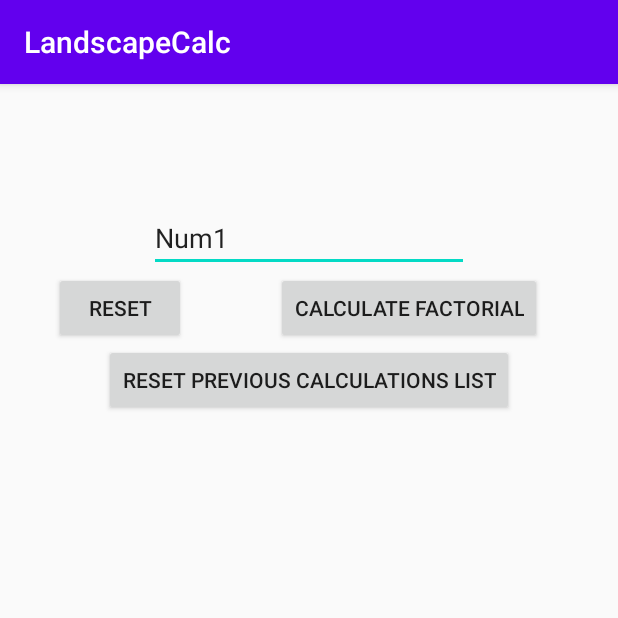
After one commit to matiascshaha/LandscapeCalc, an Android app: the Factorial_Activity screen opened directly, with no data from a screen before it, on a phone screen of 412 x 824 dp, the top half of it. The commit adds this screen. Run offline under Robolectric (Android 15) with nearby library versions, the phone set to English and light mode, and no system bars; Roboto replaces fonts that are not available here.

Commit message:
Adding three functions, needs previous calculation implementation and back to main activity implementation

```diff
--- a/app/src/main/AndroidManifest.xml
+++ b/app/src/main/AndroidManifest.xml
@@ -8,12 +8,15 @@
         android:roundIcon="@mipmap/ic_launcher_round"
         android:supportsRtl="true"
         android:theme="@style/AppTheme">
+        <activity android:name=".Dec_To_Hex_Activity"></activity>
+        <activity android:name=".Dec_to_Binary_Activity" />
+        <activity android:name=".Factorial_Activity" />
         <activity
             android:name=".Dictionary_Activity"
             android:parentActivityName=".MainActivity" />
         <activity
             android:name=".Modulus_Activity"
-            android:parentActivityName=".MainActivity"/>
+            android:parentActivityName=".MainActivity" />
         <activity
             android:name=".Decimal_Frac_Activity"
             android:parentActivityName=".MainActivity" />
--- /dev/null
+++ b/app/src/main/java/com/example/landscapecalc/Factorial_Activity.java
@@ -0,0 +1,139 @@
+package com.example.landscapecalc;
+
+import androidx.appcompat.app.AppCompatActivity;
+
+import android.content.SharedPreferences;
+import android.os.Bundle;
+import android.view.View;
+import android.widget.ArrayAdapter;
+import android.widget.Button;
+import android.widget.EditText;
+import android.widget.ListView;
+import android.widget.Toast;
+
+import java.util.ArrayList;
+
+public class Factorial_Activity extends AppCompatActivity {
+
+    Button resetButton;
+    Button factorialButton;
+    EditText enterNum;
+    Button Reset_PreviousCalculationsFactorial_Button;
+    ListView Factorial_ListView;
+
+    public static final String PREFS_NAME= "com.example.landscapecalc";
+
+    ArrayList<String> Factorial_PreviousCalculations;
+
+    SharedPreferences settings;
+    SharedPreferences.Editor editor;
+
+    @Override
+    protected void onCreate(Bundle savedInstanceState) {
+        super.onCreate(savedInstanceState);
+        setContentView(R.layout.activity_factorial_);
+
+        //getSupportActionBar().setDisplayHomeAsUpEnabled(true);
+
+        //settings = getSharedPreferences(PREFS_NAME,0);
+        //editor = settings.edit();
+
+        resetButton = findViewById(R.id.Factorial_Reset_Button);
+        factorialButton = findViewById(R.id.Calculate_Factorial_Button);
+        enterNum = findViewById(R.id.Factorial_Activity_EditText);
+        Factorial_ListView = findViewById(R.id.Factorial_previousCalculations);
+        Reset_PreviousCalculationsFactorial_Button = findViewById(R.id.reset_FactorialCalculations_Button);
+
+        /*if(settings.getInt("FactorialCountarray_size",-1) == -1)
+        {
+            Factorial_PreviousCalculations = new ArrayList<>();
+        }
+        else
+        {
+            Factorial_PreviousCalculations = new ArrayList<>(read_Factorial_SharedPreferences());
+            ArrayAdapter<String> myAdapter = new ArrayAdapter<String>(getApplicationContext(),android.R.layout.simple_list_item_1,Factorial_PreviousCalculations);
+            Factorial_ListView.setAdapter(myAdapter);
+        }*/
+
+        resetButton.setOnClickListener(new View.OnClickListener() { //resets prime counter
+            @Override
+            public void onClick(View v) {
+                enterNum.setText("");
+            }
+        });
+        factorialButton.setOnClickListener(new View.OnClickListener() {
+            @Override
+            public void onClick(View v) {
+
+                Integer numEntered = Integer.parseInt(enterNum.getText().toString()); //convert text
+                //to string
+
+                if(numEntered <= 1){
+                    Toast.makeText(getApplicationContext(), "Enter a number larger than 1",
+                            Toast.LENGTH_LONG).show();
+                }
+                if(numEntered > 1) {
+                    int i,ans=1;
+                    for(i=1;i<=numEntered;i++){
+                        ans=ans*i;
+                    }
+                    Toast.makeText(getApplicationContext(), Integer.toString(ans),
+                            Toast.LENGTH_LONG).show();
+
+                    /*Factorial_PreviousCalculations.add(Integer.toString(ans));
+                    update_Factorial_SharedPreference();
+
+                    ArrayAdapter<String> myAdapter = new ArrayAdapter<String>(getApplicationContext(),android.R.layout.simple_list_item_1, read_Factorial_SharedPreferences());
+                    Factorial_ListView.setAdapter(myAdapter);*/
+
+                }
+            }
+
+
+        });
+
+        /*Reset_PreviousCalculationsFactorial_Button.setOnClickListener(new View.OnClickListener() {
+            @Override
+            public void onClick(View v) {
+                int arrSize = settings.getInt("Factorialarray_size", -1);
+                if(arrSize != -1)
+                {
+                    editor.remove("Factorialarray_size");
+                    for(int i = 0;i < Factorial_PreviousCalculations.size(); i++)
+                        editor.remove("Factorialarray_" + i);
+                    editor.commit();
+                    Factorial_ListView.setAdapter(null);
+                    Factorial_PreviousCalculations = new ArrayList<>();
+                }
+
+
+            }
+        });*/
+    }
+
+    /*protected void update_Factorial_SharedPreference()
+    {
+        editor.putInt("Factorialarray_size", Factorial_PreviousCalculations.size());
+        for(int i = 0;i < Factorial_PreviousCalculations.size(); i++)
+            editor.putString("GCDarray_" + i, Factorial_PreviousCalculations.get(i));
+        editor.commit();
+    }
+
+    protected ArrayList<String> read_Factorial_SharedPreferences()
+    {
+        int arrSize = settings.getInt("Factorialarray_size", -1);
+        if(arrSize == -1)
+            return null;        //returns null if the GCD calculations page is empty
+        else
+        {
+            ArrayList<String> myArray = new ArrayList<>();
+            for(int i = 0;i < arrSize; i++)
+            {
+                myArray.add(settings.getString("Factorialarray_" + i, null));
+            }
+
+            return myArray;
+        }
+    }*/
+
+}
--- /dev/null
+++ b/app/src/main/res/layout/activity_factorial_.xml
@@ -0,0 +1,63 @@
+<?xml version="1.0" encoding="utf-8"?>
+<androidx.constraintlayout.widget.ConstraintLayout xmlns:android="http://schemas.android.com/apk/res/android"
+    xmlns:app="http://schemas.android.com/apk/res-auto"
+    xmlns:tools="http://schemas.android.com/tools"
+    android:layout_width="match_parent"
+    android:layout_height="match_parent"
+    tools:context=".Factorial_Activity">
+
+    <EditText
+        android:id="@+id/Factorial_Activity_EditText"
+        android:layout_width="wrap_content"
+        android:layout_height="wrap_content"
+        android:layout_marginTop="80dp"
+        android:ems="10"
+        android:inputType="textPersonName"
+        android:text="Num1"
+        app:layout_constraintEnd_toEndOf="parent"
+        app:layout_constraintStart_toStartOf="parent"
+        app:layout_constraintTop_toTopOf="parent" />
+
+    <LinearLayout
+        android:id="@+id/linearLayout2"
+        android:layout_width="wrap_content"
+        android:layout_height="wrap_content"
+        android:orientation="horizontal"
+        app:layout_constraintEnd_toEndOf="parent"
+        app:layout_constraintStart_toStartOf="parent"
+        app:layout_constraintTop_toBottomOf="@+id/Factorial_Activity_EditText">
+
+        <Button
+            android:id="@+id/Factorial_Reset_Button"
+            android:layout_width="match_parent"
+            android:layout_height="match_parent"
+            android:layout_marginEnd="60dp"
+            android:text="@string/Reset_Button_Text" />
+
+        <Button
+            android:id="@+id/Calculate_Factorial_Button"
+            android:layout_width="match_parent"
+            android:layout_height="match_parent"
+            android:layout_marginEnd="15dp"
+            android:text="Calculate Factorial"/>
+    </LinearLayout>
+
+    <Button
+        android:id="@+id/reset_FactorialCalculations_Button"
+        android:layout_width="wrap_content"
+        android:layout_height="wrap_content"
+        android:text="@string/Reset_Calculation_List"
+        app:layout_constraintEnd_toEndOf="parent"
+        app:layout_constraintStart_toStartOf="parent"
+        app:layout_constraintTop_toBottomOf="@+id/linearLayout2"/>
+
+    <ListView
+        android:id="@+id/Factorial_previousCalculations"
+        android:layout_width="wrap_content"
+        android:layout_height="wrap_content"
+        app:layout_constraintStart_toStartOf="parent"
+        app:layout_constraintTop_toBottomOf="@+id/reset_GCDCalculations_Button">
+
+    </ListView>
+
+</androidx.constraintlayout.widget.ConstraintLayout>
```
Also changed, not shown: app/src/main/java/com/example/landscapecalc/Dec_To_Hex_Activity.java (added, +64 -0 lines), app/src/main/java/com/example/landscapecalc/Dec_to_Binary_Activity.java (added, +62 -0 lines), app/src/main/java/com/example/landscapecalc/MainActivity.java (+29 -0 lines), app/src/main/res/layout/activity_dec__to__hex_.xml (added, +71 -0 lines), app/src/main/res/layout/activity_dec_to__binary_.xml (added, +69 -0 lines).
